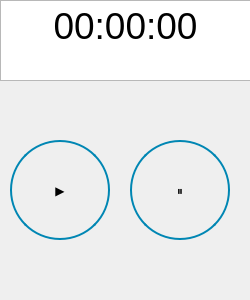
Before: the Qt Designer form Homework_13.ui in Zincoffin/Informatics-Homework, drawn with Qt 5.
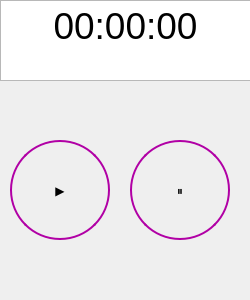
After: the same form once the commit is applied.

```diff
--- a/Homework_13.ui
+++ b/Homework_13.ui
@@ -86,7 +86,7 @@
      <string notr="true">
 border-radius: 50px;      
 border: 2px solid #094065;
-border-color: rgb(0,134,179);
+border-color: rgb(177,0,165);
 </string>
     </property>
     <property name="text">
@@ -118,7 +118,7 @@
      <string notr="true">
 border-radius: 50px;      
 border: 2px solid #094065;
-border-color: rgb(0,134,179);</string>
+border-color: rgb(177,0,165);</string>
     </property>
     <property name="text">
      <string>⏸︎</string>
```
